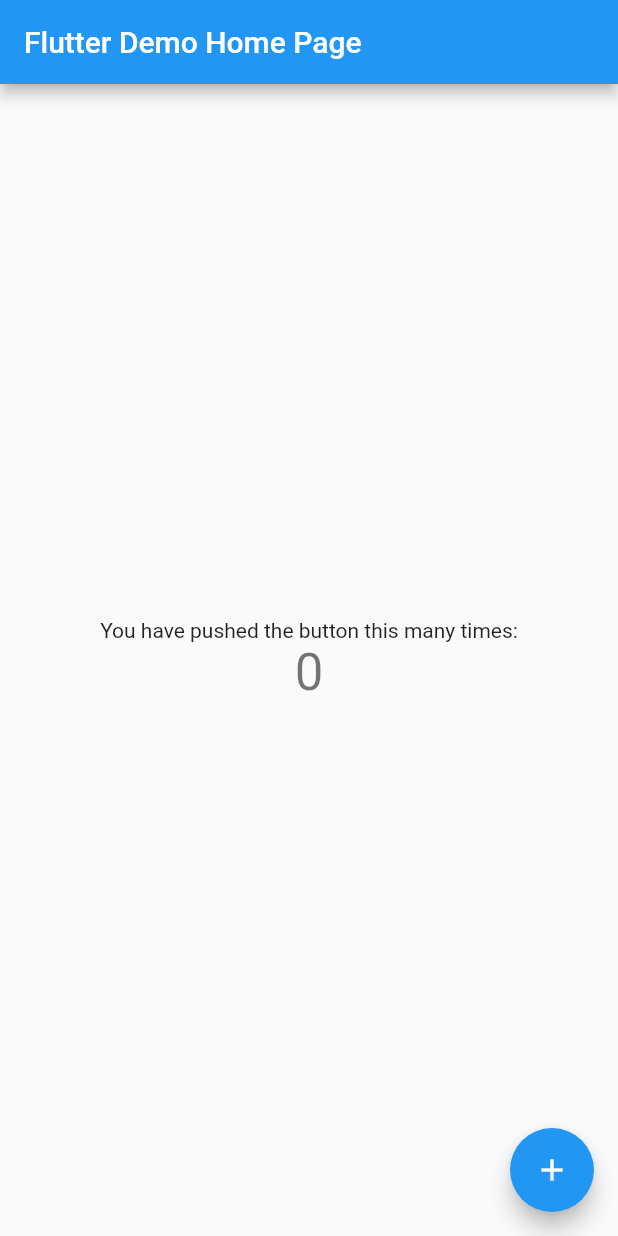
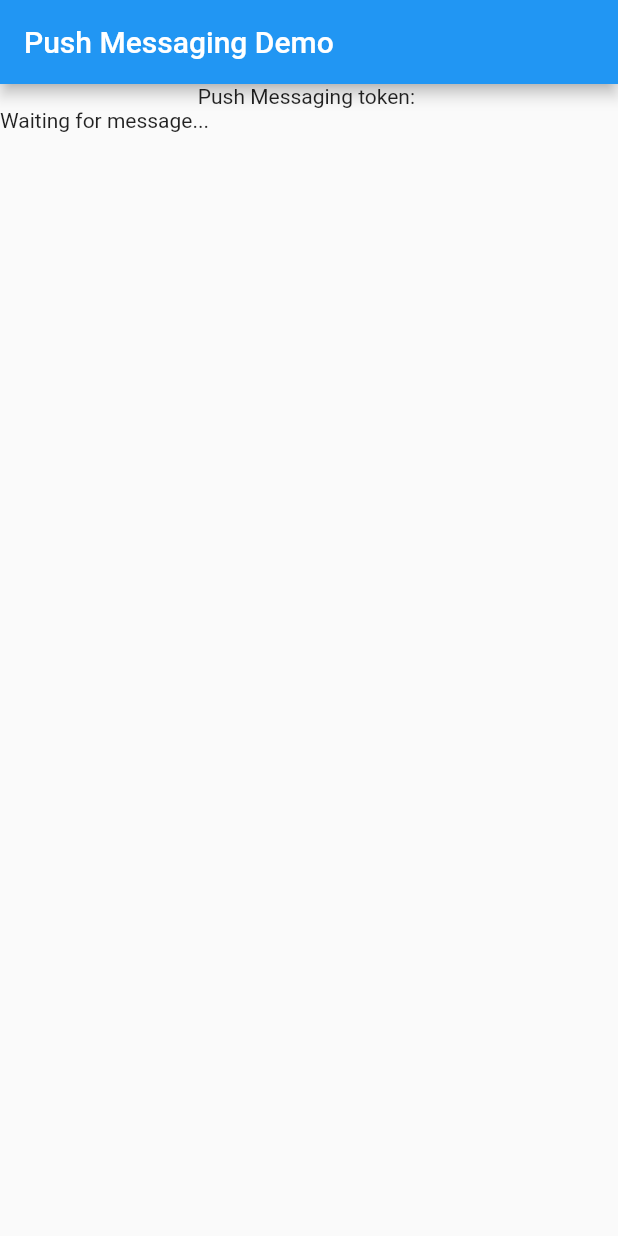
Before and after one commit to inuyashaaa/flutter-push-noti, a Flutter app: the screen it shows after launch, on a phone screen of 412 x 824 dp. Run offline on Flutter 3.47's test engine with Material 2 defaults, Android fonts, the phone set to English and light mode, and no system bars; our stand-ins replace firebase_messaging; accounts and stored records are empty.

Commit message:
Add noti

```diff
--- a/lib/main.dart
+++ b/lib/main.dart
@@ -1,117 +1,79 @@
+import 'package:firebase_messaging/firebase_messaging.dart';
 import 'package:flutter/material.dart';
 
-void main() {
-  runApp(MyApp());
+class PushMessagingExample extends StatefulWidget {
+  @override
+  _PushMessagingExampleState createState() => _PushMessagingExampleState();
 }
 
-class MyApp extends StatelessWidget {
-  // This widget is the root of your application.
+class _PushMessagingExampleState extends State<PushMessagingExample> {
+  String _homeScreenText = "Waiting for token...";
+  String _messageText = "Waiting for message...";
+  final FirebaseMessaging _firebaseMessaging = FirebaseMessaging();
   @override
-  Widget build(BuildContext context) {
-    return MaterialApp(
-      title: 'Flutter Demo',
-      theme: ThemeData(
-        // This is the theme of your application.
-        //
-        // Try running your application with "flutter run". You'll see the
-        // application has a blue toolbar. Then, without quitting the app, try
-        // changing the primarySwatch below to Colors.green and then invoke
-        // "hot reload" (press "r" in the console where you ran "flutter run",
-        // or simply save your changes to "hot reload" in a Flutter IDE).
-        // Notice that the counter didn't reset back to zero; the application
-        // is not restarted.
-        primarySwatch: Colors.blue,
-        // This makes the visual density adapt to the platform that you run
-        // the app on. For desktop platforms, the controls will be smaller and
-        // closer together (more dense) than on mobile platforms.
-        visualDensity: VisualDensity.adaptivePlatformDensity,
-      ),
-      home: MyHomePage(title: 'Flutter Demo Home Page'),
+  void initState() {
+    super.initState();
+    _firebaseMessaging.configure(
+      onMessage: (Map<String, dynamic> message) async {
+        setState(() {
+          _messageText = "Push Messaging message: $message";
+        });
+        print("onMessage: $message");
+      },
+      onLaunch: (Map<String, dynamic> message) async {
+        setState(() {
+          _messageText = "Push Messaging message: $message";
+        });
+        print("onLaunch: $message");
+      },
+      onResume: (Map<String, dynamic> message) async {
+        setState(() {
+          _messageText = "Push Messaging message: $message";
+        });
+        print("onResume: $message");
+      },
     );
-  }
-}
-
-class MyHomePage extends StatefulWidget {
-  MyHomePage({Key key, this.title}) : super(key: key);
-
-  // This widget is the home page of your application. It is stateful, meaning
-  // that it has a State object (defined below) that contains fields that affect
-  // how it looks.
-
-  // This class is the configuration for the state. It holds the values (in this
-  // case the title) provided by the parent (in this case the App widget) and
-  // used by the build method of the State. Fields in a Widget subclass are
-  // always marked "final".
-
-  final String title;
-
-  @override
-  _MyHomePageState createState() => _MyHomePageState();
-}
-
-class _MyHomePageState extends State<MyHomePage> {
-  int _counter = 0;
-
-  void _incrementCounter() {
+    _firebaseMessaging
+        .requestNotificationPermissions(const IosNotificationSettings(sound: true, badge: true, alert: true));
+    _firebaseMessaging.onIosSettingsRegistered.listen((IosNotificationSettings settings) {
+      print("Settings registered: $settings");
+    });
+    _firebaseMessaging.getToken().then((String token) {
+      assert(token != null);
       setState(() {
-      // This call to setState tells the Flutter framework that something has
-      // changed in this State, which causes it to rerun the build method below
-      // so that the display can reflect the updated values. If we changed
-      // _counter without calling setState(), then the build method would not be
-      // called again, and so nothing would appear to happen.
-      _counter++;
+        _homeScreenText = "Push Messaging token: $token";
+      });
+      print(_homeScreenText);
     });
   }
 
   @override
   Widget build(BuildContext context) {
-    // This method is rerun every time setState is called, for instance as done
-    // by the _incrementCounter method above.
-    //
-    // The Flutter framework has been optimized to make rerunning build methods
-    // fast, so that you can just rebuild anything that needs updating rather
-    // than having to individually change instances of widgets.
     return Scaffold(
         appBar: AppBar(
-        // Here we take the value from the MyHomePage object that was created by
-        // the App.build method, and use it to set our appbar title.
-        title: Text(widget.title),
+          title: const Text('Push Messaging Demo'),
         ),
-      body: Center(
-        // Center is a layout widget. It takes a single child and positions it
-        // in the middle of the parent.
+        body: Material(
           child: Column(
-          // Column is also a layout widget. It takes a list of children and
-          // arranges them vertically. By default, it sizes itself to fit its
-          // children horizontally, and tries to be as tall as its parent.
-          //
-          // Invoke "debug painting" (press "p" in the console, choose the
-          // "Toggle Debug Paint" action from the Flutter Inspector in Android
-          // Studio, or the "Toggle Debug Paint" command in Visual Studio Code)
-          // to see the wireframe for each widget.
-          //
-          // Column has various properties to control how it sizes itself and
-          // how it positions its children. Here we use mainAxisAlignment to
-          // center the children vertically; the main axis here is the vertical
-          // axis because Columns are vertical (the cross axis would be
-          // horizontal).
-          mainAxisAlignment: MainAxisAlignment.center,
             children: <Widget>[
-            Text(
-              'You have pushed the button this many times:',
+              Center(
+                child: Text(_homeScreenText),
               ),
-            Text(
-              '$_counter',
-              style: Theme.of(context).textTheme.headline4,
+              Row(children: <Widget>[
+                Expanded(
+                  child: Text(_messageText),
                 ),
+              ])
             ],
           ),
+        ));
+  }
+}
+
+void main() {
+  runApp(
+    MaterialApp(
+      home: PushMessagingExample(),
     ),
-      floatingActionButton: FloatingActionButton(
-        onPressed: _incrementCounter,
-        tooltip: 'Increment',
-        child: Icon(Icons.add),
-      ), // This trailing comma makes auto-formatting nicer for build methods.
   );
 }
-}
--- a/pubspec.yaml
+++ b/pubspec.yaml
@@ -3,7 +3,7 @@ description: A new Flutter project.
 
 # The following line prevents the package from being accidentally published to
 # pub.dev using `pub publish`. This is preferred for private packages.
-publish_to: 'none' # Remove this line if you wish to publish to pub.dev
+publish_to: "none" # Remove this line if you wish to publish to pub.dev
 
 # The following defines the version and build number for your application.
 # A version number is three numbers separated by dots, like 1.2.43
@@ -23,7 +23,7 @@ environment:
 dependencies:
   flutter:
     sdk: flutter
-
+  firebase_messaging: ^7.0.3
 
   # The following adds the Cupertino Icons font to your application.
   # Use with the CupertinoIcons class for iOS style icons.
@@ -38,7 +38,6 @@ dev_dependencies:
 
 # The following section is specific to Flutter.
 flutter:
-
   # The following line ensures that the Material Icons font is
   # included with your application, so that you can use the icons in
   # the material Icons class.
```
Also changed, not shown: pubspec.lock, 11 other files. Lines whose indentation alone changed are shown as unchanged.
